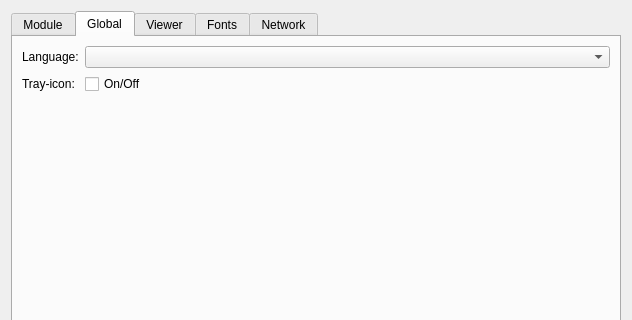
axsapronov/QSopherim, file src/gui/dialogs/settings/settings.ui: the form before one commit; both pictures show x 0 to 632 and y 0 to 320 of the 632 by 503 pixel window.
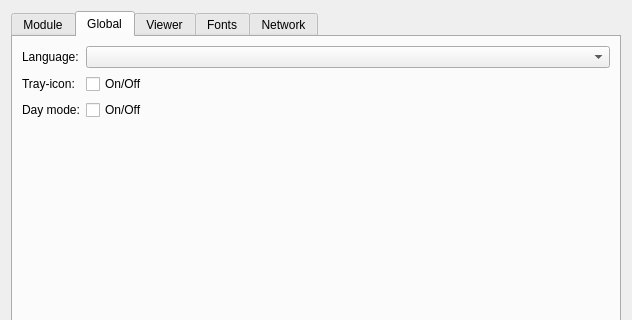
The form after the commit. The open tabs and pages were chosen to show the change.

Commit message: [ADD] Add day mode

The edit to the form file:
```diff
--- a/src/gui/dialogs/settings/settings.ui
+++ b/src/gui/dialogs/settings/settings.ui
@@ -172,7 +172,21 @@
          </property>
         </widget>
        </item>
+       <item row="2" column="0">
+        <widget class="QLabel" name="label_22">
+         <property name="text">
+          <string>Day mode:</string>
+         </property>
+        </widget>
+       </item>
        <item row="2" column="1">
+        <widget class="QCheckBox" name="chBDayMode">
+         <property name="text">
+          <string>On/Off</string>
+         </property>
+        </widget>
+       </item>
+       <item row="3" column="1">
         <spacer name="verticalSpacer">
          <property name="orientation">
           <enum>Qt::Vertical</enum>
```
Left out of the diff: 4 changed lines with no effect on the pictures. The commit also changes 11 other files.
